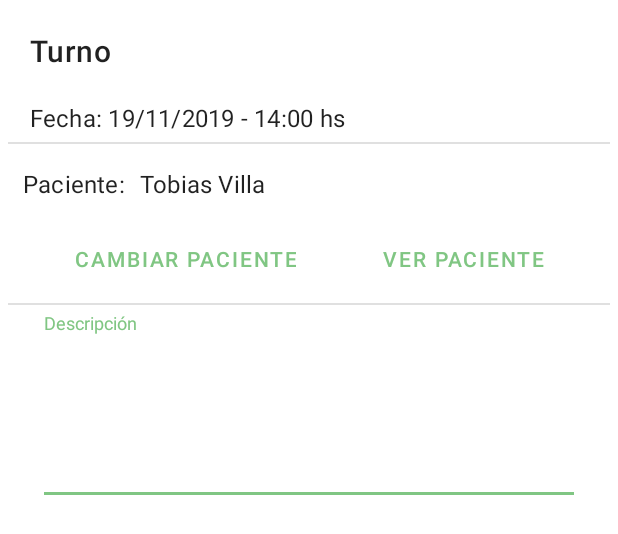
After one commit to gezdiaz/MiAgenda, an Android app: the layout dialogo_modificar_turno.xml on its own in the app's theme, with its tools: preview values and no code run, on a phone screen of 412 x 824 dp. The commit adds this screen. Shown: the top 534 px of the screen. Run offline under Robolectric (Android 15) with nearby library versions, the phone set to English and light mode, and no system bars.

Commit message:
Dialogo modificar turno completado
Los demás dialogos se hacen con el builder seteando los botones y el texto en java

```diff
--- /dev/null
+++ b/app/src/main/res/layout/dialogo_modificar_turno.xml
@@ -0,0 +1,136 @@
+<?xml version="1.0" encoding="utf-8"?>
+<androidx.constraintlayout.widget.ConstraintLayout xmlns:android="http://schemas.android.com/apk/res/android"
+    xmlns:app="http://schemas.android.com/apk/res-auto"
+    android:layout_width="match_parent"
+    android:layout_height="match_parent"
+    android:orientation="vertical">
+
+    <TextView
+        android:id="@+id/turno_tittle_txt"
+        style="@style/TextAppearance.MaterialComponents.Headline6"
+        android:layout_width="wrap_content"
+        android:layout_height="wrap_content"
+        android:layout_margin="20dp"
+        android:text="@string/turno"
+        app:layout_constraintStart_toStartOf="parent"
+        app:layout_constraintTop_toTopOf="parent" />
+
+    <TextView
+        android:id="@+id/fecha_turno_editado_txt"
+        style="@style/TextAppearance.MaterialComponents.Subtitle1"
+        android:layout_width="wrap_content"
+        android:layout_height="wrap_content"
+        android:layout_margin="20dp"
+        android:text="Fecha: 19/11/2019 - 14:00 hs"
+        app:layout_constraintStart_toStartOf="parent"
+        app:layout_constraintTop_toBottomOf="@id/turno_tittle_txt" />
+
+    <View
+        android:id="@+id/divider1"
+        android:layout_width="0dp"
+        android:layout_height="1dp"
+        android:layout_margin="5dp"
+        android:background="#e0e0e0"
+        app:layout_constraintEnd_toEndOf="parent"
+        app:layout_constraintStart_toStartOf="parent"
+        app:layout_constraintTop_toBottomOf="@id/fecha_turno_editado_txt" />
+
+    <TextView
+        android:id="@+id/turno_paciente_lbl"
+        style="@style/TextAppearance.MaterialComponents.Subtitle1"
+        android:layout_width="wrap_content"
+        android:layout_height="wrap_content"
+        android:layout_margin="15dp"
+        android:text="@string/paciente_lbl"
+        app:layout_constraintStart_toStartOf="parent"
+        app:layout_constraintTop_toBottomOf="@id/divider1" />
+
+    <TextView
+        android:id="@+id/turno_nombre_paciente_txt"
+        style="@style/TextAppearance.MaterialComponents.Subtitle1"
+        android:layout_width="wrap_content"
+        android:layout_height="wrap_content"
+        android:layout_marginStart="10dp"
+        android:layout_marginTop="15dp"
+        android:text="@string/paciente_default"
+        app:layout_constraintStart_toEndOf="@id/turno_paciente_lbl"
+        app:layout_constraintTop_toBottomOf="@id/divider1" />
+
+    <com.google.android.material.button.MaterialButton
+        android:id="@+id/turno_cambiar_paciente_btn"
+        style="@style/Widget.MaterialComponents.Button.TextButton"
+        android:layout_width="wrap_content"
+        android:layout_height="wrap_content"
+        android:layout_marginTop="15dp"
+        android:text="@string/cambiar_paciente"
+        app:layout_constraintEnd_toStartOf="@id/turno_ver_paciente_btn"
+        app:layout_constraintStart_toStartOf="parent"
+        app:layout_constraintTop_toBottomOf="@id/turno_paciente_lbl" />
+
+    <com.google.android.material.button.MaterialButton
+        android:id="@+id/turno_ver_paciente_btn"
+        style="@style/Widget.MaterialComponents.Button.TextButton"
+        android:layout_width="wrap_content"
+        android:layout_height="wrap_content"
+        android:text="@string/ver_paciente"
+        app:layout_constraintEnd_toEndOf="parent"
+        app:layout_constraintStart_toEndOf="@id/turno_cambiar_paciente_btn"
+        app:layout_constraintTop_toTopOf="@id/turno_cambiar_paciente_btn" />
+
+    <View
+        android:id="@+id/divider2"
+        android:layout_width="0dp"
+        android:layout_height="1dp"
+        android:layout_margin="5dp"
+        android:background="#e0e0e0"
+        app:layout_constraintEnd_toEndOf="parent"
+        app:layout_constraintStart_toStartOf="parent"
+        app:layout_constraintTop_toBottomOf="@id/turno_cambiar_paciente_btn" />
+
+
+    <com.google.android.material.textfield.TextInputLayout
+        android:id="@+id/turno_descripcion_input_layout"
+        android:layout_width="match_parent"
+        android:layout_height="wrap_content"
+        app:layout_constraintStart_toStartOf="parent"
+        app:layout_constraintTop_toBottomOf="@id/divider2"
+        android:layout_margin="5dp"
+        style="@style/Widget.Design.TextInputLayout">
+
+        <com.google.android.material.textfield.TextInputEditText
+            android:id="@+id/tuno_descripcion_edit_text"
+            style="@style/TextAppearance.MaterialComponents.Subtitle1"
+            android:layout_width="match_parent"
+            android:layout_height="wrap_content"
+            android:layout_margin="20dp"
+            android:hint="@string/descripcion_lbl"
+            android:lines="5"/>
+
+    </com.google.android.material.textfield.TextInputLayout>
+
+<!--    <com.google.android.material.button.MaterialButton-->
+<!--        android:id="@+id/turno_aceptar_btn"-->
+<!--        style="@style/Widget.MaterialComponents.Button.TextButton"-->
+<!--        android:layout_width="wrap_content"-->
+<!--        android:layout_height="wrap_content"-->
+<!--        android:text="@string/aceptar"-->
+<!--        android:textColor="@color/colorAceptar"-->
+<!--        app:layout_constraintEnd_toEndOf="parent"-->
+<!--        app:layout_constraintBottom_toBottomOf="parent"-->
+<!--        app:layout_constraintTop_toBottomOf="@id/turno_descripcion_input_layout"-->
+<!--        android:layout_margin="20dp"/>-->
+
+<!--    <com.google.android.material.button.MaterialButton-->
+<!--        android:id="@+id/turno_cancelar_btn"-->
+<!--        style="@style/Widget.MaterialComponents.Button.TextButton"-->
+<!--        android:layout_width="wrap_content"-->
+<!--        android:layout_height="wrap_content"-->
+<!--        android:layout_margin="20dp"-->
+<!--        android:text="@string/cancelar"-->
+<!--        android:textColor="@color/colorCancelar"-->
+<!--        app:layout_constraintBottom_toBottomOf="parent"-->
+<!--        app:layout_constraintEnd_toStartOf="@id/turno_aceptar_btn"-->
+<!--        app:layout_constraintTop_toBottomOf="@id/turno_descripcion_input_layout"/>-->
+
+
+</androidx.constraintlayout.widget.ConstraintLayout>
--- a/app/src/main/res/values/strings.xml
+++ b/app/src/main/res/values/strings.xml
@@ -29,7 +29,7 @@
     <string name="ver_historia_btn">Ver historia clinica</string>
     <string name="telefono_paciente_lbl">Telefono:</string>
     <string name="historia_clinica_toolbar">Historia Clínica</string>
-    <string name="paciente_lbl">Paciente</string>
+    <string name="paciente_lbl">Paciente:</string>
     <string name="generar_pdf_btn">Generar PDF</string>
     <string name="ok_option">OK</string>
     <string name="title_activity_principal">PrincipalActivity</string>
@@ -50,4 +50,10 @@
     <string name="modificar_turno">Modificar</string>
     <string name="quitar_turno">Quitar</string>
     <string name="paciente_default">Tobias Villa</string>
+    <string name="turno">Turno</string>
+    <string name="cambiar_paciente">Cambiar Paciente</string>
+    <string name="ver_paciente">Ver Paciente</string>
+    <string name="descripcion_lbl">Descripción</string>
+    <string name="aceptar">Aceptar</string>
+    <string name="cancelar">Cancelar</string>
 </resources>
```
Also changed, not shown: app/src/main/java/frsf/isi/dam/gtm/miagenda/interfaces/LoginActivity.java (+4 -4 lines).
